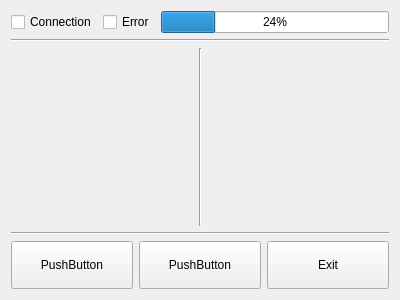
Old version of the form debuggui.ui in the repository dmitry64/av20.
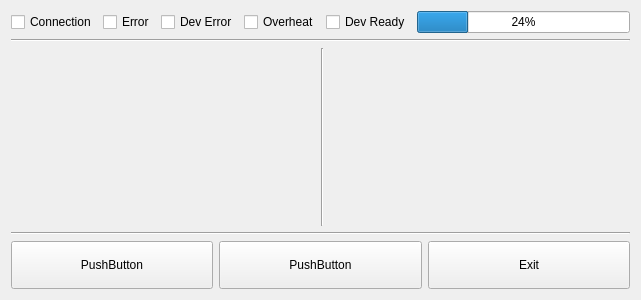
New version of the form. Custom widgets are drawn as their Qt base class.

Diff of the .ui file:
```diff
--- a/debuggui.ui
+++ b/debuggui.ui
@@ -6,7 +6,7 @@
    <rect>
     <x>0</x>
     <y>0</y>
-    <width>400</width>
+    <width>641</width>
     <height>300</height>
    </rect>
   </property>
@@ -42,6 +42,36 @@
        </property>
       </widget>
      </item>
+     <item>
+      <widget class="QCheckBox" name="deviceErrorCheckBox">
+       <property name="focusPolicy">
+        <enum>Qt::NoFocus</enum>
+       </property>
+       <property name="text">
+        <string>Dev Error</string>
+       </property>
+      </widget>
+     </item>
+     <item>
+      <widget class="QCheckBox" name="overheatCheckBox">
+       <property name="focusPolicy">
+        <enum>Qt::NoFocus</enum>
+       </property>
+       <property name="text">
+        <string>Overheat</string>
+       </property>
+      </widget>
+     </item>
+     <item>
+      <widget class="QCheckBox" name="deviceReadyCheckBox">
+       <property name="focusPolicy">
+        <enum>Qt::NoFocus</enum>
+       </property>
+       <property name="text">
+        <string>Dev Ready</string>
+       </property>
+      </widget>
+     </item>
      <item>
       <widget class="QProgressBar" name="progressBar">
        <property name="value">
@@ -63,7 +93,7 @@
      <item>
       <widget class="AScanWidget" name="ascanWidget" native="true">
        <property name="sizePolicy">
-        <sizepolicy hsizetype="Preferred" vsizetype="Preferred">
+        <sizepolicy hsizetype="MinimumExpanding" vsizetype="Preferred">
          <horstretch>0</horstretch>
          <verstretch>0</verstretch>
         </sizepolicy>
@@ -78,7 +108,20 @@
       </widget>
      </item>
      <item>
-      <widget class="ControlPanel" name="controlPanel" native="true"/>
+      <widget class="ControlPanel" name="controlPanel" native="true">
+       <property name="sizePolicy">
+        <sizepolicy hsizetype="Minimum" vsizetype="Preferred">
+         <horstretch>0</horstretch>
+         <verstretch>0</verstretch>
+        </sizepolicy>
+       </property>
+       <property name="minimumSize">
+        <size>
+         <width>300</width>
+         <height>0</height>
+        </size>
+       </property>
+      </widget>
      </item>
     </layout>
    </item>
```
